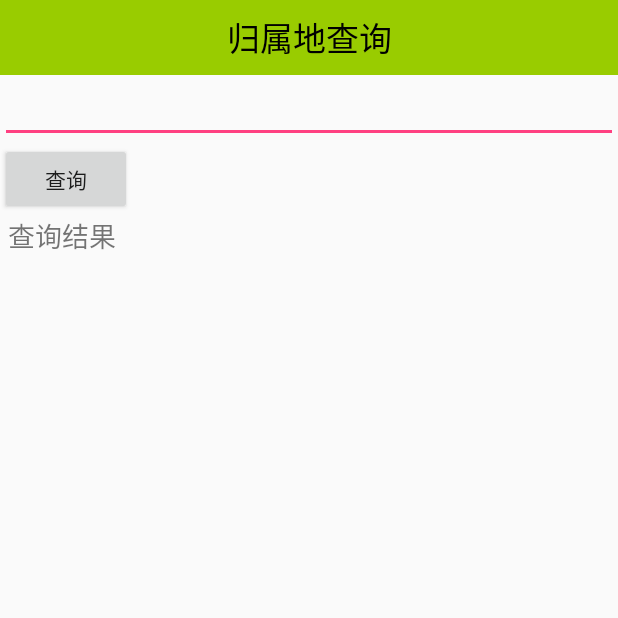
After one commit to xiaoqianxin33/mobiesafe, an Android app: the AddressActivity screen opened directly, with no data from a screen before it, on a phone screen of 412 x 824 dp, the top half of it. The commit adds this screen. Run offline under Robolectric (Android 15) with nearby library versions, the phone set to English and light mode, and no system bars; our stand-ins replace ButterKnife.

Commit message:
4.21 第1次提交

```diff
--- a/app/src/main/AndroidManifest.xml
+++ b/app/src/main/AndroidManifest.xml
@@ -11,6 +11,7 @@
     <uses-permission android:name="android.permission.RECEIVE_SMS" />
     <uses-permission android:name="android.permission.READ_SMS" />
     <uses-permission android:name="android.permission.ACCESS_FINE_LOCATION" />
+    <uses-permission android:name="android.permission.VIBRATE"/>
 
     <application
         android:allowBackup="true"
@@ -74,6 +75,9 @@
                 <action android:name="android.app.action.DEVICE_ADMIN_ENABLED" />
             </intent-filter>
         </receiver>
+
+        <activity android:name=".activity.AToolsActivity" />
+        <activity android:name=".activity.AddressActivity"></activity>
     </application>
 
 </manifest>
--- /dev/null
+++ b/app/src/main/java/com/xiao/mobiesafe/activity/AddressActivity.java
@@ -0,0 +1,74 @@
+package com.xiao.mobiesafe.activity;
+
+import android.os.Bundle;
+import android.os.Vibrator;
+import android.support.v7.app.AppCompatActivity;
+import android.text.Editable;
+import android.text.TextUtils;
+import android.text.TextWatcher;
+import android.view.View;
+import android.view.animation.Animation;
+import android.view.animation.AnimationUtils;
+import android.widget.EditText;
+import android.widget.TextView;
+
+import com.xiao.mobiesafe.R;
+import com.xiao.mobiesafe.dao.AddressDao;
+
+import butterknife.Bind;
+import butterknife.ButterKnife;
+
+public class AddressActivity extends AppCompatActivity {
+
+    @Bind(R.id.et_number)
+    EditText etNumber;
+    @Bind(R.id.tv_result)
+    TextView tvResult;
+
+    @Override
+    protected void onCreate(Bundle savedInstanceState) {
+        super.onCreate(savedInstanceState);
+        setContentView(R.layout.activity_address);
+        ButterKnife.bind(this);
+
+        etNumber.addTextChangedListener(new TextWatcher() {
+            @Override
+            public void beforeTextChanged(CharSequence s, int start, int count, int after) {
+
+            }
+
+            @Override
+            public void onTextChanged(CharSequence s, int start, int before, int count) {
+                if (!TextUtils.isEmpty(s)) {
+                    String address = AddressDao.getAddress(s.toString());
+                    tvResult.setText(address);
+                }
+            }
+
+            @Override
+            public void afterTextChanged(Editable s) {
+
+            }
+        });
+    }
+
+    public void query(View view) {
+        String number = etNumber.getText().toString().trim();
+
+        if (!TextUtils.isEmpty(number)) {
+            String address = AddressDao.getAddress(number);
+            tvResult.setText(address);
+        } else {
+            Animation shake = AnimationUtils.loadAnimation(this, R.anim.shake);
+
+            etNumber.startAnimation(shake);
+            vibrate();
+        }
+    }
+
+    private void vibrate() {
+
+        Vibrator vibrator = (Vibrator) getSystemService(VIBRATOR_SERVICE);
+        vibrator.vibrate(new long[]{1000, 2000, 1000, 3000}, -1);
+    }
+}
--- a/app/src/main/java/com/xiao/mobiesafe/activity/MnActivity.java
+++ b/app/src/main/java/com/xiao/mobiesafe/activity/MnActivity.java
@@ -51,6 +51,9 @@ public class MnActivity extends AppCompatActivity {
                         break;
                     case 0:
                         showPasswordDialog();
+                        break;
+                    case 7:
+                        startActivity(new Intent(getApplication(), AToolsActivity.class));
                         break;
                 }
             }
--- /dev/null
+++ b/app/src/main/res/anim/cycle_7.xml
@@ -0,0 +1,17 @@
+<?xml version="1.0" encoding="utf-8"?>
+<!-- Copyright (C) 2007 The Android Open Source Project
+
+     Licensed under the Apache License, Version 2.0 (the "License");
+     you may not use this file except in compliance with the License.
+     You may obtain a copy of the License at
+
+          http://www.apache.org/licenses/LICENSE-2.0
+
+     Unless required by applicable law or agreed to in writing, software
+     distributed under the License is distributed on an "AS IS" BASIS,
+     WITHOUT WARRANTIES OR CONDITIONS OF ANY KIND, either express or implied.
+     See the License for the specific language governing permissions and
+     limitations under the License.
+-->
+
+<cycleInterpolator xmlns:android="http://schemas.android.com/apk/res/android" android:cycles="7" />
--- /dev/null
+++ b/app/src/main/res/anim/shake.xml
@@ -0,0 +1,22 @@
+<?xml version="1.0" encoding="utf-8"?>
+<!--
+     Copyright (C) 2007 The Android Open Source Project
+
+     Licensed under the Apache License, Version 2.0 (the "License");
+     you may not use this file except in compliance with the License.
+     You may obtain a copy of the License at
+
+          http://www.apache.org/licenses/LICENSE-2.0
+
+     Unless required by applicable law or agreed to in writing, software
+     distributed under the License is distributed on an "AS IS" BASIS,
+     WITHOUT WARRANTIES OR CONDITIONS OF ANY KIND, either express or implied.
+     See the License for the specific language governing permissions and
+     limitations under the License.
+-->
+
+<translate xmlns:android="http://schemas.android.com/apk/res/android"
+    android:duration="1000"
+    android:fromXDelta="0"
+    android:interpolator="@anim/cycle_7"
+    android:toXDelta="10" />
--- /dev/null
+++ b/app/src/main/res/layout/activity_address.xml
@@ -0,0 +1,33 @@
+<?xml version="1.0" encoding="utf-8"?>
+<LinearLayout xmlns:android="http://schemas.android.com/apk/res/android"
+    xmlns:tools="http://schemas.android.com/tools"
+    android:layout_width="match_parent"
+    android:layout_height="match_parent"
+    android:orientation="vertical"
+    tools:context=".activity.AddressActivity">
+
+    <TextView
+        style="@style/TitleStyle"
+        android:text="归属地查询" />
+
+    <EditText
+        android:id="@+id/et_number"
+        android:layout_width="match_parent"
+        android:layout_height="wrap_content"
+        android:inputType="number" />
+
+    <Button
+        android:layout_width="wrap_content"
+        android:layout_height="wrap_content"
+        android:onClick="query"
+        android:text="查询" />
+
+    <TextView
+        android:id="@+id/tv_result"
+        android:layout_width="wrap_content"
+        android:layout_height="wrap_content"
+        android:layout_marginLeft="5dp"
+        android:text="查询结果"
+        android:textSize="18sp" />
+
+</LinearLayout>
--- a/app/src/main/res/layout/activity_prevetion.xml
+++ b/app/src/main/res/layout/activity_prevetion.xml
@@ -9,7 +9,6 @@
     <TextView
         style="@style/TitleStyle"
         android:layout_width="match_parent"
-        android:layout_height="wrap_content"
         android:text="手机防盗" />
 
     <RelativeLayout
--- a/app/src/main/res/values/styles.xml
+++ b/app/src/main/res/values/styles.xml
@@ -21,7 +21,7 @@
     <style name="TitleStyle">
         <item name="android:layout_width">match_parent</item>
         <item name="android:layout_height">50dp</item>
-        <item name="android:background">#8866ff00</item>
+        <item name="android:background">@android:color/holo_green_light</item>
         <item name="android:gravity">center</item>
         <item name="android:textColor">@android:color/black</item>
         <item name="android:textSize">22sp</item>
```
Also changed, not shown: app/src/main/java/com/xiao/mobiesafe/activity/AToolsActivity.java (added, +22 -0 lines), app/src/main/java/com/xiao/mobiesafe/activity/SplashActivity.java (+33 -0 lines), app/src/main/java/com/xiao/mobiesafe/dao/AddressDao.java (added, +70 -0 lines), app/src/main/res/drawable/button.xml (added, +11 -0 lines), app/src/main/res/layout/activity_atools.xml (added, +28 -0 lines), 1 other file.
